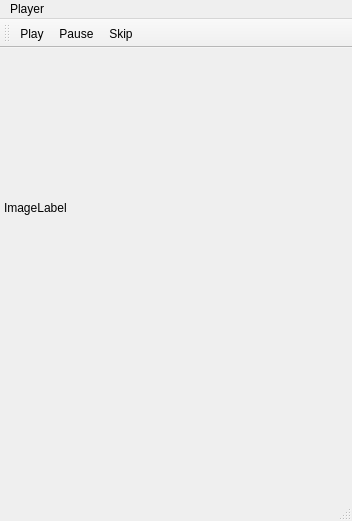
Old version of the form mainwindow.ui in the repository paucm/spotfm.
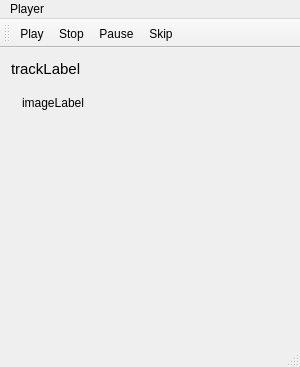
New version of the form. Icons and pictures are not drawn.

```diff
--- a/mainwindow.ui
+++ b/mainwindow.ui
@@ -6,40 +6,114 @@
    <rect>
     <x>0</x>
     <y>0</y>
-    <width>352</width>
-    <height>521</height>
+    <width>300</width>
+    <height>367</height>
    </rect>
   </property>
   <property name="sizePolicy">
-   <sizepolicy hsizetype="Maximum" vsizetype="Maximum">
+   <sizepolicy hsizetype="Fixed" vsizetype="Maximum">
     <horstretch>0</horstretch>
     <verstretch>0</verstretch>
    </sizepolicy>
   </property>
+  <property name="minimumSize">
+   <size>
+    <width>300</width>
+    <height>0</height>
+   </size>
+  </property>
+  <property name="maximumSize">
+   <size>
+    <width>300</width>
+    <height>16777215</height>
+   </size>
+  </property>
   <property name="windowTitle">
    <string>MainWindow</string>
   </property>
   <widget class="QWidget" name="centralWidget">
-   <widget class="QLabel" name="ImageLabel">
-    <property name="geometry">
-     <rect>
-      <x>4</x>
-      <y>4</y>
-      <width>341</width>
-      <height>311</height>
-     </rect>
-    </property>
-    <property name="text">
-     <string>ImageLabel</string>
-    </property>
-   </widget>
+   <layout class="QGridLayout" name="gridLayout_2">
+    <item row="0" column="0">
+     <layout class="QVBoxLayout" name="verticalLayout">
+      <item>
+       <layout class="QHBoxLayout" name="horizontalLayout">
+        <item>
+         <widget class="QLabel" name="trackLabel">
+          <property name="font">
+           <font>
+            <pointsize>11</pointsize>
+            <weight>50</weight>
+            <bold>false</bold>
+           </font>
+          </property>
+          <property name="text">
+           <string>trackLabel</string>
+          </property>
+         </widget>
+        </item>
+        <item>
+         <spacer name="horizontalSpacer">
+          <property name="orientation">
+           <enum>Qt::Horizontal</enum>
+          </property>
+          <property name="sizeType">
+           <enum>QSizePolicy::Minimum</enum>
+          </property>
+          <property name="sizeHint" stdset="0">
+           <size>
+            <width>40</width>
+            <height>20</height>
+           </size>
+          </property>
+         </spacer>
+        </item>
+       </layout>
+      </item>
+      <item>
+       <widget class="QFrame" name="frame">
+        <property name="frameShape">
+         <enum>QFrame::NoFrame</enum>
+        </property>
+        <property name="frameShadow">
+         <enum>QFrame::Raised</enum>
+        </property>
+        <property name="lineWidth">
+         <number>1</number>
+        </property>
+        <layout class="QGridLayout" name="gridLayout">
+         <item row="0" column="0">
+          <widget class="QLabel" name="imageLabel">
+           <property name="text">
+            <string>imageLabel</string>
+           </property>
+          </widget>
+         </item>
+        </layout>
+       </widget>
+      </item>
+      <item>
+       <spacer name="verticalSpacer">
+        <property name="orientation">
+         <enum>Qt::Vertical</enum>
+        </property>
+        <property name="sizeHint" stdset="0">
+         <size>
+          <width>20</width>
+          <height>40</height>
+         </size>
+        </property>
+       </spacer>
+      </item>
+     </layout>
+    </item>
+   </layout>
   </widget>
   <widget class="QMenuBar" name="menuBar">
    <property name="geometry">
     <rect>
      <x>0</x>
      <y>0</y>
-     <width>352</width>
+     <width>300</width>
      <height>19</height>
     </rect>
    </property>
@@ -61,6 +135,7 @@
     <bool>false</bool>
    </attribute>
    <addaction name="actionPlay"/>
+   <addaction name="actionStop"/>
    <addaction name="actionPause"/>
    <addaction name="actionSkip"/>
   </widget>
@@ -101,6 +176,15 @@
     <string>Ctrl+S</string>
    </property>
   </action>
+  <action name="actionStop">
+   <property name="icon">
+    <iconset resource="spotfm.qrc">
+     <normaloff>:/icons/icons/stop.png</normaloff>:/icons/icons/stop.png</iconset>
+   </property>
+   <property name="text">
+    <string>Stop</string>
+   </property>
+  </action>
  </widget>
  <layoutdefault spacing="6" margin="11"/>
  <resources>
```
Left out of the diff: 3 changed lines with no effect on the pictures.
